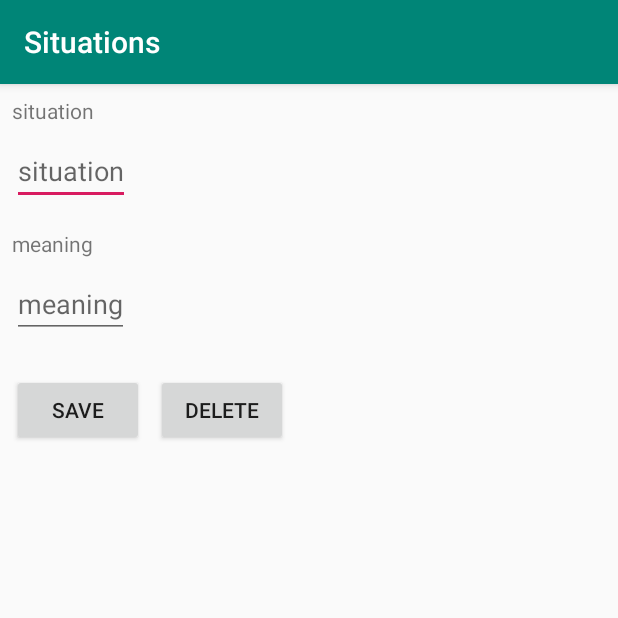
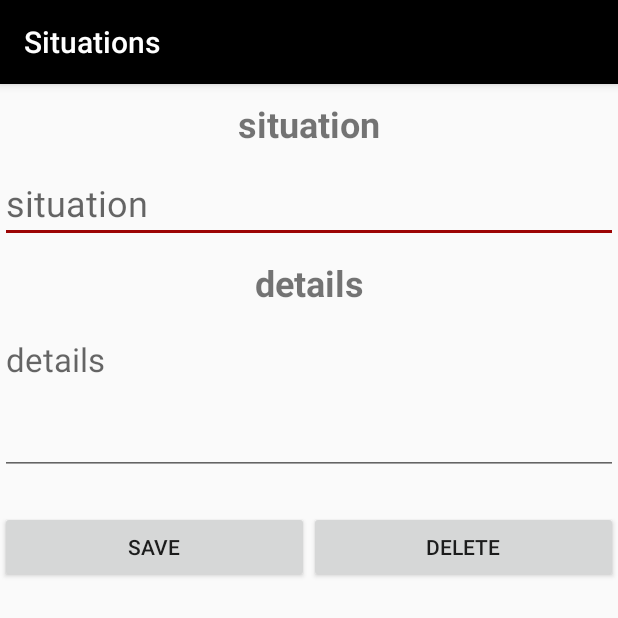
Before and after one commit to MahmoudIbrahim57/Situation, an Android app: the screen it shows after launch (NewSituationActivity), after a tap on an icon or button, on a phone screen of 412 x 824 dp, the top half of it. Run offline under Robolectric (Android 15) with nearby library versions, the phone set to English and light mode, and no system bars; our stand-ins replace Room's generated code.

Commit message:
Final Release

```diff
--- a/app/build.gradle
+++ b/app/build.gradle
@@ -15,6 +15,12 @@ android {
         versionName "1.0"
         testInstrumentationRunner "android.support.test.runner.AndroidJUnitRunner"
         vectorDrawables.useSupportLibrary = true
+
+        javaCompileOptions{
+            annotationProcessorOptions{
+                arguments = ["room.schemaLocation":"$projectDir/schemas".toString()]
+            }
+        }
 
     }
     buildTypes {
--- a/app/src/main/AndroidManifest.xml
+++ b/app/src/main/AndroidManifest.xml
@@ -4,7 +4,7 @@
 
     <application
             android:allowBackup="true"
-            android:icon="@mipmap/ic_launcher"
+            android:icon="@drawable/ic_launcher"
             android:label="@string/app_name"
             android:roundIcon="@mipmap/ic_launcher_round"
             android:supportsRtl="true"
--- a/app/src/main/java/com/example/situations/model/Situaion.kt
+++ b/app/src/main/java/com/example/situations/model/Situaion.kt
@@ -6,8 +6,8 @@ import android.support.annotation.NonNull
 
 @Entity(tableName = "situation_table")
 
-data class Situation(@PrimaryKey @NonNull val name: String,@NonNull val meaning: String ) {
-
+data class Situation(@PrimaryKey @NonNull val name: String,@NonNull val meaning: String )
+{
 
 
 
--- a/app/src/main/java/com/example/situations/model/SituationRepository.kt
+++ b/app/src/main/java/com/example/situations/model/SituationRepository.kt
@@ -6,36 +6,36 @@ import android.os.AsyncTask
 
 class SituationRepository(application: Application) {
 
-    private val situationDAO:SituationDAO?
-    private val allSituation: LiveData<List<Situation>>?
+    private val situationDAO:SituationDAO
+    private val allSituation: LiveData<List<Situation>>
+
     init {
         val db= SituationRoomDatabase.getInstance(application)
-        situationDAO=db?.situationDao()
-        allSituation=situationDAO?.getAllSituation()
+        situationDAO=db.situationDao()
+        allSituation=situationDAO.getAllSituation()
     }
     fun insertSituation(situation: Situation)
     {
-        InsertAsynTask(situationDAO!!).execute(situation)
+        InsertAsynTask(situationDAO).execute(situation)
     }
 
 
 
     fun deleteSituation(situation: Situation)
     {
-        DeleteAsynTask(situationDAO!!).execute(situation)
+        DeleteAsynTask(situationDAO).execute(situation)
     }
     fun deleteAllSituation()
     {
-        DeleteAllAsynTask(situationDAO!!).execute()
+        DeleteAllAsynTask(situationDAO).execute()
     }
     fun getAllSituation(): LiveData<List<Situation>>
     {
-        DeleteAllAsynTask(situationDAO!!).execute()
-        return allSituation!!
+         return allSituation
     }
     fun getSituationByName (name: String): Situation?
     {
-        val allSituationList = allSituation?.value?.toList()
+        val allSituationList = allSituation.value?.toList()
         allSituationList?.iterator()?.forEach {
             if(it.name==name){
                 return it
--- a/app/src/main/java/com/example/situations/model/SituationRoomDatabase.kt
+++ b/app/src/main/java/com/example/situations/model/SituationRoomDatabase.kt
@@ -5,29 +5,27 @@ import android.arch.persistence.room.Room
 import android.arch.persistence.room.RoomDatabase
 import android.content.Context
 
-@Database( entities = [Situation::class],version = 1, exportSchema = false)
+@Database( entities = [Situation::class],version = 1)
 abstract  class SituationRoomDatabase : RoomDatabase() {
+    abstract fun situationDao(): SituationDAO
 
-    abstract fun situationDao() : SituationDAO
-    companion object {
+     companion object {
         @Volatile
-        var database: SituationRoomDatabase?=null
-        fun getInstance(context: Context): SituationRoomDatabase?{
+        var dbInstance: SituationRoomDatabase? = null
 
-         if(database==null)
-         {
-             synchronized(SituationRoomDatabase::class.java){
-                if(database==null){
+        var dbName = "situations_database"
 
-                    database= Room.databaseBuilder(context.applicationContext,SituationRoomDatabase::class.java
-                        ,"situations_database").build()
+        fun getInstance(context: Context): SituationRoomDatabase {
+            val tempInstance = dbInstance
+            if(tempInstance != null) {
+                return tempInstance
+            }
+            synchronized(this){
+                val instance = Room.databaseBuilder(context.applicationContext, SituationRoomDatabase::class.java,dbName).build()
+                dbInstance = instance
+                return instance
+            }
 
-                }
-
-             }
-
-         }
-        return database
         }
     }
 }
--- a/app/src/main/java/com/example/situations/utils/Constant.kt
+++ b/app/src/main/java/com/example/situations/utils/Constant.kt
@@ -5,3 +5,4 @@ package com.example.situations.utils
     const val RESULT_SAVE=0
     const val RESULT_ERROR=1
      const val NEW_SITUATION_REQUES_CODE = 1
+     const val RESULT_DELETE = 2
--- a/app/src/main/java/com/example/situations/view/MainActivity.kt
+++ b/app/src/main/java/com/example/situations/view/MainActivity.kt
@@ -1,5 +1,7 @@
 package com.example.situations.view
 
+import android.app.AlertDialog
+import android.app.Dialog
 import android.arch.lifecycle.Observer
 import android.arch.lifecycle.ViewModel
 import android.arch.lifecycle.ViewModelProvider
@@ -12,6 +14,7 @@ import android.support.v7.widget.LinearLayoutManager
 import android.support.v7.widget.RecyclerView
 import android.view.Menu
 import android.view.MenuItem
+import android.view.View
 import android.widget.Toast
 import com.example.situations.R
 
@@ -20,13 +23,19 @@ import com.example.situations.model.Situation
 import com.example.situations.utils.*
 import com.example.situations.viewModel.SituationViewModel
 
-class MainActivity : AppCompatActivity() {
+class MainActivity : AppCompatActivity() , SituationListAdapter.ItemClickListener {
+
+    override fun onItemClick(view: View, position: Int) {
+        val intent = Intent(this, NewSituationActivity::class.java)
+        intent.putExtra(EXTRA_KEY_WORD, mAdapter.getSiuation()[position].name)
+        intent.putExtra(EXTRA_KEY_MEANINIG, mAdapter.getSiuation()[position].meaning)
+        startActivityForResult(intent, NEW_SITUATION_REQUES_CODE)
+    }
+
     private lateinit var mViewModel: SituationViewModel
     private  lateinit var  mRecylerView : RecyclerView
     private  lateinit var  mAdapter: SituationListAdapter
-    private var mSituation : List<Situation>
-            = mutableListOf<Situation>(Situation("situation1"
-        ,"hello sir"),Situation("situation2","hello sir"))
+    private var mSituation : List<Situation> = mutableListOf<Situation>()
 
     override fun onCreate(savedInstanceState: Bundle?) {
         super.onCreate(savedInstanceState)
@@ -34,24 +43,22 @@ class MainActivity : AppCompatActivity() {
         setSupportActionBar(toolbar)
 
         mRecylerView=findViewById(R.id.recylerView)
-        mAdapter= SituationListAdapter(this)
+        mAdapter= SituationListAdapter(this,this)
         mAdapter.setSituation(mSituation)
         mRecylerView.adapter=mAdapter
         mRecylerView.layoutManager=LinearLayoutManager(this)
         mViewModel= ViewModelProviders.of(this).get(SituationViewModel::class.java)
-        mViewModel.getAllSituation().observe(this, Observer { situations ->
+        mViewModel.getAllSituation().observe(this, Observer {
+                situations ->
             situations?.let {
                 mAdapter.setSituation(it)
-
         } })
         fab.setOnClickListener {
-                view ->
-           val  intent =Intent(this,NewSituationActivity::class.java)
+            val  intent =Intent(this,NewSituationActivity::class.java)
             startActivityForResult(intent,NEW_SITUATION_REQUES_CODE)
 
         }
     }
-
     override fun onActivityResult(requestCode: Int, resultCode: Int, data: Intent?) {
         super.onActivityResult(requestCode, resultCode, data)
             if(requestCode==NEW_SITUATION_REQUES_CODE&&resultCode== RESULT_SAVE){
@@ -63,29 +70,58 @@ class MainActivity : AppCompatActivity() {
 
                     mViewModel.insertSituation(situation)
                 }}
-                else
-
-                     if(resultCode==NEW_SITUATION_REQUES_CODE&&resultCode== RESULT_ERROR) {
+            else
+                if(requestCode==NEW_SITUATION_REQUES_CODE&&resultCode== RESULT_DELETE){
+                data?.let {
+                    val situation = mViewModel.getSituationByName(it.getStringExtra(EXTRA_KEY_WORD))
+                    situation?.let {
+                        mViewModel.deleteSituation(situation)
+                    }
+                    Toast.makeText(this,"Situation deleted",Toast.LENGTH_SHORT).show()
+                }}
+            else
+                if(requestCode==NEW_SITUATION_REQUES_CODE&&resultCode== RESULT_ERROR) {
                     Toast.makeText(this,"empty situation saved",Toast.LENGTH_SHORT).show()
-
                 }
 
 
 
     }
     override fun onCreateOptionsMenu(menu: Menu): Boolean {
-        // Inflate the menu; this adds items to the action bar if it is present.
         menuInflater.inflate(R.menu.menu_main, menu)
         return true
     }
 
     override fun onOptionsItemSelected(item: MenuItem): Boolean {
-        // Handle action bar item clicks here. The action bar will
-        // automatically handle clicks on the Home/Up button, so long
-        // as you specify a parent activity in AndroidManifest.xml.
         return when (item.itemId) {
-            R.id.action_settings -> true
+            R.id.action_clear_list ->
+            {
+                clearListAction()
+                return true
+        }
             else -> super.onOptionsItemSelected(item)
         }
     }
+
+    private fun clearListAction() {
+
+        val builder = AlertDialog.Builder(this)
+        builder.setTitle(getString(R.string.app_name))
+        builder.setMessage("Are you sure you wish to clear all Situations.")
+        builder.setPositiveButton("Yes")
+        {
+            _ , _ ->
+            mViewModel.deleteAllSituation()
+            Toast.makeText(this, "all situations deleted", Toast.LENGTH_SHORT).show()
+        }
+        builder.setNegativeButton("No")
+        {
+            dialog , _ ->
+            dialog.dismiss()
+        }
+        val dialog = builder.create()
+        dialog.show()
+
+
+    }
 }
--- a/app/src/main/java/com/example/situations/view/NewSituationActivity.kt
+++ b/app/src/main/java/com/example/situations/view/NewSituationActivity.kt
@@ -5,14 +5,12 @@ import android.content.Intent
 import android.support.v7.app.AppCompatActivity
 import android.os.Bundle
 import android.text.TextUtils
+import android.view.View
 import android.widget.Button
 import android.widget.EditText
 import android.widget.Toast
 import com.example.situations.R
-import com.example.situations.utils.EXTRA_KEY_MEANINIG
-import com.example.situations.utils.EXTRA_KEY_WORD
-import com.example.situations.utils.RESULT_ERROR
-import com.example.situations.utils.RESULT_SAVE
+import com.example.situations.utils.*
 import javax.xml.transform.Result
 
 class NewSituationActivity : AppCompatActivity() {
@@ -20,7 +18,9 @@ class NewSituationActivity : AppCompatActivity() {
     private lateinit var meaning : EditText
     private lateinit var  saveButton:Button
     private lateinit var  deleteButton: Button
-
+    private lateinit var  mSitation: String
+    private lateinit var  mMeaning: String
+    private  var isNewSituation : Boolean =true
     override fun onCreate(savedInstanceState: Bundle?) {
         super.onCreate(savedInstanceState)
         setContentView(R.layout.activity_new_situation)
@@ -28,12 +28,29 @@ class NewSituationActivity : AppCompatActivity() {
         meaning=findViewById(R.id.et_meaning)
         saveButton=findViewById(R.id.save)
         deleteButton=findViewById(R.id.delete)
+        var extras = intent.extras
+        extras?.let {
+            mSitation = it.get(EXTRA_KEY_WORD) as String
+            mMeaning = it.get(EXTRA_KEY_MEANINIG) as String
+            situation.setText(mSitation)
+            meaning.setText(mMeaning)
+            situation.isEnabled = false
+        }
+        isNewSituation = false
+        if(isNewSituation){
+            deleteButton.visibility= View.GONE
+        }
+        else{
+            deleteButton.visibility= View.VISIBLE
+        }
+
         saveButton.setOnClickListener{
         val intent=Intent()
             if (TextUtils.isEmpty(situation.text)||TextUtils.isEmpty(meaning.text)){
             setResult(RESULT_ERROR,intent)
             }
             else{
+
                 intent.putExtra(EXTRA_KEY_WORD,situation.text.toString())
                 intent.putExtra(EXTRA_KEY_MEANINIG,meaning.text.toString())
                 setResult(RESULT_SAVE,intent)
@@ -42,8 +59,9 @@ class NewSituationActivity : AppCompatActivity() {
             finish()
         }
         deleteButton.setOnClickListener{
-
-
+            intent.putExtra(EXTRA_KEY_WORD,situation.text.toString())
+            setResult(RESULT_DELETE,intent)
+            finish()
         }
     }
 }
--- a/app/src/main/java/com/example/situations/view/SituationListAdapter.kt
+++ b/app/src/main/java/com/example/situations/view/SituationListAdapter.kt
@@ -9,7 +9,7 @@ import android.widget.TextView
 import com.example.situations.R
 import com.example.situations.model.Situation
 
-class SituationListAdapter(private val context:Context): RecyclerView.Adapter<SituationListAdapter.SituationViewHolder>() {
+class SituationListAdapter(private val context:Context , private var mItemClickListener :ItemClickListener): RecyclerView.Adapter<SituationListAdapter.SituationViewHolder>() {
    private lateinit var mSituation:List<Situation>
     fun getSiuation()=mSituation
     fun setSituation(situation: List<Situation>){
@@ -18,6 +18,11 @@ class SituationListAdapter(private val context:Context): RecyclerView.Adapter<Si
         notifyDataSetChanged()
     }
 
+
+    interface ItemClickListener{
+        fun onItemClick(view: View, position: Int)
+
+    }
     override fun onCreateViewHolder(parent: ViewGroup, viewType: Int): SituationViewHolder {
 
         return SituationViewHolder(LayoutInflater.from(context).inflate(R.layout.list_item,parent,false))
@@ -31,6 +36,14 @@ class SituationListAdapter(private val context:Context): RecyclerView.Adapter<Si
         var currentSituation = mSituation[position]
 
         holder.situationTextView.text=currentSituation.name
+
+        holder.situationTextView.setOnClickListener{
+            mItemClickListener.onItemClick(
+                holder.situationTextView
+                ,position
+            )
+
+        }
     }
 
     class SituationViewHolder(itemView: View):RecyclerView.ViewHolder(itemView) {
--- a/app/src/main/res/drawable/ic_add.xml
+++ b/app/src/main/res/drawable/ic_add.xml
@@ -2,8 +2,10 @@
         android:width="24dp"
         android:height="24dp"
         android:viewportWidth="24.0"
-        android:viewportHeight="24.0">
+        android:viewportHeight="24.0"
+>
     <path
         android:fillColor="#FF000000"
-        android:pathData="M19,13h-6v6h-2v-6H5v-2h6V5h2v6h6v2z"/>
+        android:pathData="M19,13h-6v6h-2v-6H5v-2h6V5h2v6h6v2z"
+    />
 </vector>
--- a/app/src/main/res/layout/activity_main.xml
+++ b/app/src/main/res/layout/activity_main.xml
@@ -28,6 +28,7 @@
         android:layout_height="wrap_content"
         android:layout_gravity="bottom|end"
         android:layout_margin="@dimen/fab_margin"
+        app:backgroundTint="#B93F69"
         app:srcCompat="@drawable/ic_add"
         />
 
--- a/app/src/main/res/layout/activity_new_situation.xml
+++ b/app/src/main/res/layout/activity_new_situation.xml
@@ -1,64 +1,69 @@
 <?xml version="1.0" encoding="utf-8"?>
-<android.support.constraint.ConstraintLayout
+<LinearLayout
         xmlns:android="http://schemas.android.com/apk/res/android"
         xmlns:tools="http://schemas.android.com/tools"
         xmlns:app="http://schemas.android.com/apk/res-auto"
         android:layout_width="match_parent"
         android:layout_height="match_parent"
-        tools:context=".view.NewSituationActivity">
+        tools:context=".view.NewSituationActivity"
+        android:orientation="vertical"
+>
 
     <TextView
+            android:layout_marginTop="10dp"
             android:text="situation"
-            android:layout_width="wrap_content"
+            android:layout_width="match_parent"
             android:layout_height="wrap_content"
             android:id="@+id/situation_label"
-            app:layout_constraintTop_toTopOf="parent"
-            android:layout_marginTop="8dp"
-            app:layout_constraintStart_toStartOf="parent"
-            android:layout_marginStart="8dp"
-            android:inputType="textAutoCorrect"/>
+            android:textStyle="bold"
+            android:textSize="24sp"
+            android:gravity="center"
+             />
+    <EditText
+            android:layout_width="match_parent"
+            android:layout_height="wrap_content"
+            android:inputType="textPersonName"
+            android:textSize="24sp"
+            android:id="@+id/et_situation"
+            android:hint="situation"
+            android:layout_marginTop="10dp"
+             />
     <TextView
-            android:text="meaning"
-            android:layout_width="wrap_content"
+            android:text="details"
+            android:layout_width="match_parent"
             android:layout_height="wrap_content"
             android:id="@+id/meaning_label"
-            android:layout_marginTop="16dp"
-            app:layout_constraintTop_toBottomOf="@+id/et_situation"
-            app:layout_constraintStart_toStartOf="parent"
-            android:layout_marginStart="8dp"/>
+            android:layout_marginTop="10dp"
+            android:textStyle="bold"
+            android:textSize="24sp"
+            android:gravity="center"
+          />
+    <EditText
+            android:layout_width="match_parent"
+            android:layout_height="wrap_content"
+             android:id="@+id/et_meaning"
+            android:layout_marginTop="10dp"
+            android:gravity="top|start"
+            android:inputType="textMultiLine"
+            android:textSize="22sp"
+            android:minLines="3"
+            android:hint="details"/>
+    <LinearLayout android:layout_width="match_parent"
+                  android:layout_height="wrap_content">
     <Button
             android:text="save"
-            android:layout_width="wrap_content"
+            android:layout_width="0dp"
             android:layout_height="wrap_content"
+            android:layout_weight="1"
             android:id="@+id/save"
             android:layout_marginTop="24dp"
-            app:layout_constraintTop_toBottomOf="@+id/et_meaning"
-            app:layout_constraintStart_toStartOf="parent"
-            android:layout_marginStart="8dp"/>
+         />
     <Button
             android:text="delete"
-            android:layout_width="wrap_content"
+            android:layout_width="0dp"
             android:layout_height="wrap_content"
+            android:layout_weight="1"
             android:id="@+id/delete"
             android:layout_marginTop="24dp"
-            app:layout_constraintTop_toBottomOf="@+id/et_meaning"
-            android:layout_marginStart="8dp"
-            app:layout_constraintStart_toEndOf="@+id/save"/>
-    <EditText
-            android:layout_width="wrap_content"
-            android:layout_height="wrap_content"
-            android:inputType="textPersonName"
-            android:id="@+id/et_situation"
-            android:hint="situation" android:layout_marginTop="8dp"
-            app:layout_constraintTop_toBottomOf="@+id/situation_label" app:layout_constraintStart_toStartOf="parent"
-            android:layout_marginStart="8dp"/>
-    <EditText
-            android:layout_width="wrap_content"
-            android:layout_height="wrap_content"
-            android:inputType="textAutoCorrect"
-            android:id="@+id/et_meaning"
-            android:layout_marginTop="8dp"
-            app:layout_constraintTop_toBottomOf="@+id/meaning_label"
-            app:layout_constraintStart_toStartOf="parent"
-            android:layout_marginStart="8dp" android:hint="meaning"/>
-</android.support.constraint.ConstraintLayout>
+           />
+    </LinearLayout></LinearLayout>
--- a/app/src/main/res/layout/content_main.xml
+++ b/app/src/main/res/layout/content_main.xml
@@ -1,5 +1,6 @@
 <?xml version="1.0" encoding="utf-8"?>
-<android.support.constraint.ConstraintLayout xmlns:android="http://schemas.android.com/apk/res/android"
+<android.support.constraint.ConstraintLayout
+        xmlns:android="http://schemas.android.com/apk/res/android"
     xmlns:app="http://schemas.android.com/apk/res-auto"
     xmlns:tools="http://schemas.android.com/tools"
     android:layout_width="match_parent"
@@ -13,7 +14,7 @@
             android:id="@+id/recylerView"
             android:layout_width="0dp"
             android:layout_height="0dp"
-            android:background="@color/colorPrimary"
+            android:background="#FFFFFF"
             app:layout_constraintTop_toTopOf="parent"
             app:layout_constraintStart_toStartOf="parent"
             app:layout_constraintEnd_toEndOf="parent"
--- a/app/src/main/res/menu/menu_main.xml
+++ b/app/src/main/res/menu/menu_main.xml
@@ -3,8 +3,8 @@
     xmlns:tools="http://schemas.android.com/tools"
     tools:context="com.example.situations.view.MainActivity">
     <item
-        android:id="@+id/action_settings"
+        android:id="@+id/action_clear_list"
         android:orderInCategory="100"
-        android:title="@string/action_settings"
+        android:title="@string/clear_list"
         app:showAsAction="never" />
 </menu>
--- a/app/src/main/res/values/colors.xml
+++ b/app/src/main/res/values/colors.xml
@@ -1,6 +1,6 @@
 <?xml version="1.0" encoding="utf-8"?>
 <resources>
-    <color name="colorPrimary">#008577</color>
-    <color name="colorPrimaryDark">#00574B</color>
-    <color name="colorAccent">#D81B60</color>
+    <color name="colorPrimary">#000000</color>
+    <color name="colorPrimaryDark">#FFFFFF</color>
+    <color name="colorAccent">#9C0505</color>
 </resources>
--- a/app/src/main/res/values/strings.xml
+++ b/app/src/main/res/values/strings.xml
@@ -1,4 +1,4 @@
 <resources>
     <string name="app_name">Situations</string>
-    <string name="action_settings">Settings</string>
+    <string name="clear_list">Clear List</string>
 </resources>
--- a/app/src/main/res/values/styles.xml
+++ b/app/src/main/res/values/styles.xml
@@ -6,11 +6,13 @@
         <item name="colorPrimary">@color/colorPrimary</item>
         <item name="colorPrimaryDark">@color/colorPrimaryDark</item>
         <item name="colorAccent">@color/colorAccent</item>
+
     </style>
 
     <style name="AppTheme.NoActionBar">
         <item name="windowActionBar">false</item>
         <item name="windowNoTitle">true</item>
+
     </style>
 
     <style name="AppTheme.AppBarOverlay" parent="ThemeOverlay.AppCompat.Dark.ActionBar" />
```
Also changed, not shown: app/src/main/res/layout/list_item.xml (+30 -11 lines), app/src/main/res/drawable/ic_launcher.png (added).
